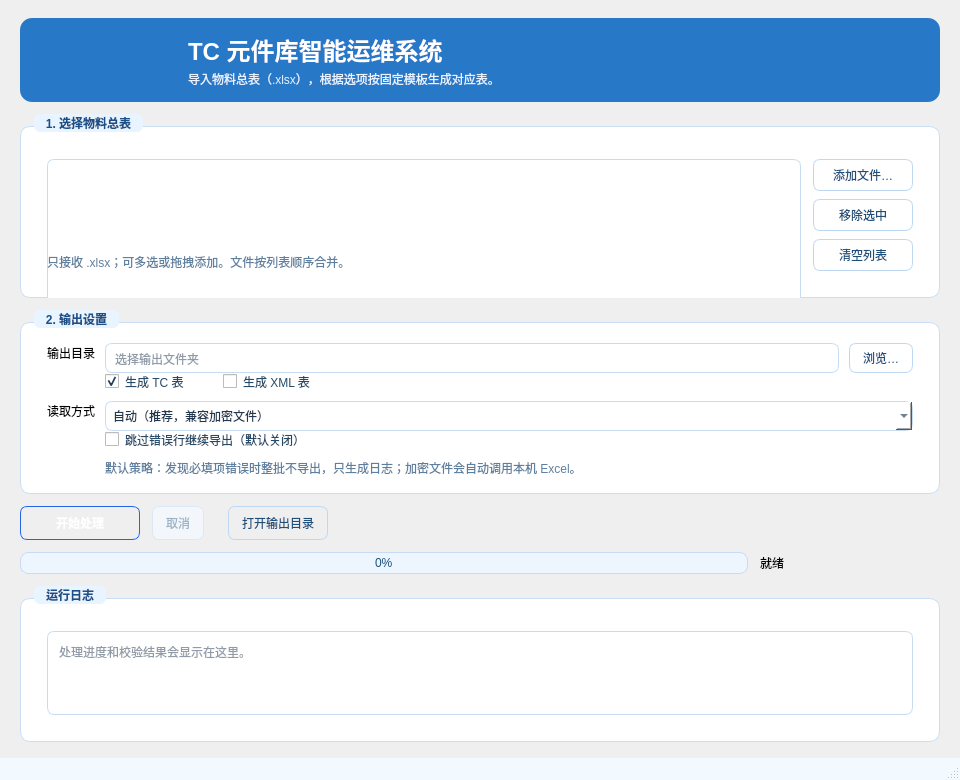
Old version of the form software/ui/MainWindow.ui in the repository jkfy/DataTransTool.
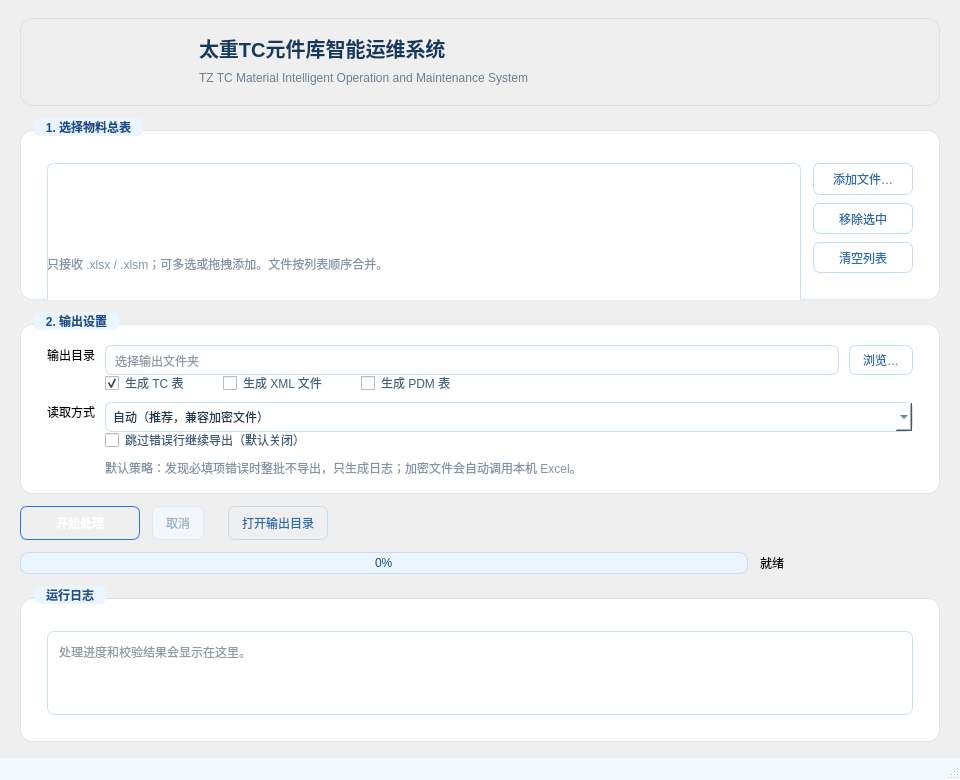
New version of the form. Icons and pictures are not drawn.

Commit message: ui fix and output tc value fix

```diff
--- a/software/ui/MainWindow.ui
+++ b/software/ui/MainWindow.ui
@@ -33,15 +33,15 @@
   <property name="styleSheet">
    <string notr="true">QMainWindow {
     background: qlineargradient(x1:0, y1:0, x2:1, y2:1,
-        stop:0 #ffffff,
-        stop:0.42 #f7fbff,
-        stop:1 #d3e7fc);
+        stop:0 #f8fcff,
+        stop:0.42 #ddefff,
+        stop:1 #b9dcfb);
 }
 QWidget#centralwidget { background: transparent; }
 QGroupBox {
     font-weight: 600;
-    border: 1px solid #c9def5;
-    border-radius: 10px;
+    border: 1px solid #d6e6f5;
+    border-radius: 12px;
     margin-top: 12px;
     padding: 16px 14px 14px 14px;
     background: #ffffff;
@@ -51,16 +51,16 @@
     left: 14px;
     padding: 2px 10px;
     color: #1c4f86;
-    background-color: #e8f4ff;
+    background-color: #eaf5ff;
     border-radius: 6px;
 }
 QLineEdit, QListWidget, QPlainTextEdit, QComboBox {
-    border: 1px solid #c7dcf2;
+    border: 1px solid #c9dff2;
     border-radius: 7px;
     padding: 7px;
     background: #ffffff;
     color: #22384f;
-    selection-background-color: #cfe6ff;
+    selection-background-color: #d8ecff;
     selection-color: #17375e;
 }
 QLineEdit:focus, QListWidget:focus, QPlainTextEdit:focus, QComboBox:focus {
@@ -71,19 +71,19 @@
 }
 QComboBox QAbstractItemView {
     background: #ffffff;
-    border: 1px solid #c7dcf2;
+    border: 1px solid #c9dff2;
     selection-background-color: #d8ecff;
     selection-color: #17375e;
     outline: none;
 }
 QPushButton {
-    border: 1px solid #bcd8f3;
+    border: 1px solid #c4dcf0;
     border-radius: 7px;
     padding: 7px 13px;
     background: qlineargradient(x1:0, y1:0, x2:0, y2:1,
         stop:0 #ffffff,
-        stop:1 #eaf5ff);
-    color: #1d4f7a;
+        stop:1 #eef8ff);
+    color: #2b6da5;
 }
 QPushButton:hover {
     background: qlineargradient(x1:0, y1:0, x2:0, y2:1,
@@ -102,10 +102,10 @@
 }
 QPushButton#startButton {
     background: qlineargradient(x1:0, y1:0, x2:0, y2:1,
-        stop:0 #4c9af5,
-        stop:1 #578bfa);
+        stop:0 #57b6ff,
+        stop:1 #2678df);
     color: #ffffff;
-    border-color: #2563eb;
+    border-color: #2678df;
     font-weight: 600;
 }
 QPushButton#startButton:hover {
@@ -120,20 +120,20 @@
     color: #f0f7ff;
 }
 QProgressBar {
-    border: 1px solid #c7dcf2;
+    border: 1px solid #c9def2;
     border-radius: 8px;
     height: 20px;
     text-align: center;
-    background: #edf6ff;
+    background: #eaf5ff;
     color: #1d4f7a;
 }
 QProgressBar::chunk {
     background: qlineargradient(x1:0, y1:0, x2:1, y2:0,
-        stop:0 #8bc3fc,
-        stop:1 #2563eb);
+        stop:0 #74ccff,
+        stop:1 #2b86ee);
     border-radius: 7px;
 }
-QCheckBox { color: #274a69; spacing: 6px; }
+QCheckBox { color: #3f5f7b; spacing: 6px; }
 QListWidget::item {
     padding: 4px 6px;
     border-radius: 4px;
@@ -143,21 +143,26 @@
     color: #17375e;
 }
 QListWidget::item:hover { background: #eef7ff; }
-QLabel#titleLabel { color: #17375e; }
-QLabel#subtitleLabel, QLabel#inputHintLabel, QLabel#outputHintLabel {
-    color: #5f7f9f;
+QLabel#titleLabel {
+    color: #123a5e;
+    font-size: 20px;
 }
+QLabel#subtitleLabel { color: #6c7f91; }
+QLabel#inputHintLabel, QLabel#outputHintLabel { color: #8296a9; }
 QStatusBar {
     background: #f2f9ff;
     color: #4a6b88;
 }
 QFrame#headerPanel {
-    background-color: rgb(40, 120, 200);
-    border: none;
+    background: qlineargradient(x1:0, y1:0, x2:0, y2:1,
+        stop:0 #fffdf8,
+        stop:1 #fbf7ee);
+    border: 1px solid #e8dfcf;
     border-radius: 12px;
 }
-QFrame#headerPanel QLabel#titleLabel { color: #ffffff; }
-QFrame#headerPanel QLabel#subtitleLabel { color: #e8f3ff; }</string>
+QFrame#headerPanel QLabel#titleLabel { color: #123a5e; }
+QFrame#headerPanel QLabel#subtitleLabel { color: #6c7f91; }
+</string>
   </property>
   <widget class="QWidget" name="centralwidget">
    <layout class="QVBoxLayout" name="rootLayout">
@@ -198,14 +203,14 @@
         <widget class="QLabel" name="logoLabel">
          <property name="minimumSize">
           <size>
-           <width>140</width>
-           <height>56</height>
+           <width>150</width>
+           <height>58</height>
           </size>
          </property>
          <property name="maximumSize">
           <size>
-           <width>56</width>
-           <height>56</height>
+           <width>150</width>
+           <height>58</height>
           </size>
          </property>
          <property name="pixmap">
@@ -230,14 +235,14 @@
             </font>
            </property>
            <property name="text">
-            <string>TC 元件库智能运维系统</string>
+            <string>太重TC元件库智能运维系统</string>
            </property>
           </widget>
          </item>
          <item>
           <widget class="QLabel" name="subtitleLabel">
            <property name="text">
-            <string>导入物料总表（.xlsx），根据选项按固定模板生成对应表。</string>
+            <string>TZ TC Material Intelligent Operation and Maintenance System</string>
            </property>
           </widget>
          </item>
@@ -310,7 +315,7 @@
          <item>
           <widget class="QLabel" name="inputHintLabel">
            <property name="text">
-            <string>只接收 .xlsx；可多选或拖拽添加。文件按列表顺序合并。</string>
+            <string>只接收 .xlsx / .xlsm；可多选或拖拽添加。文件按列表顺序合并。</string>
            </property>
           </widget>
          </item>
@@ -472,11 +477,37 @@
             <string>按 output_Eplan.xml 生成 EPLAN 部件管理 XML；包含所有合法数据行。</string>
            </property>
            <property name="text">
-            <string>生成 XML 表</string>
+            <string>生成 XML 文件</string>
            </property>
           </widget>
          </item>
+                  <item>
+          <spacer name="exportPdmSpacer">
+           <property name="orientation">
+            <enum>Qt::Orientation::Horizontal</enum>
+           </property>
+           <property name="sizeType">
+            <enum>QSizePolicy::Policy::Fixed</enum>
+           </property>
+           <property name="sizeHint" stdset="0">
+            <size>
+             <width>28</width>
+             <height>20</height>
+            </size>
+           </property>
+          </spacer>
+         </item>
          <item>
+          <widget class="QCheckBox" name="pdmCheck">
+           <property name="toolTip">
+            <string>按 output_pdm.xlsx 生成 PDM 表；PDM 输入模板与 TC/XML 不同，不能与 TC/XML 同时勾选。</string>
+           </property>
+           <property name="text">
+            <string>生成 PDM 表</string>
+           </property>
+          </widget>
+         </item>
+<item>
           <spacer name="exportStretch">
            <property name="orientation">
             <enum>Qt::Orientation::Horizontal</enum>
```
Left out of the diff: 20 changed lines with no effect on the pictures. The commit also changes 4 other files.
